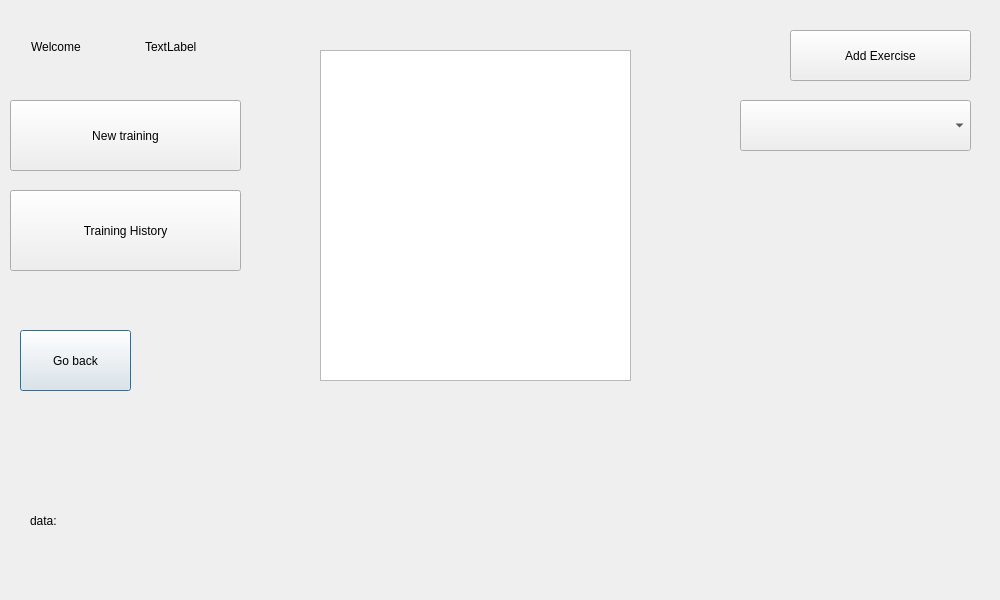
First picture: the form in src/guisecond.ui, repository jbento12/projectESRG, before the edit.
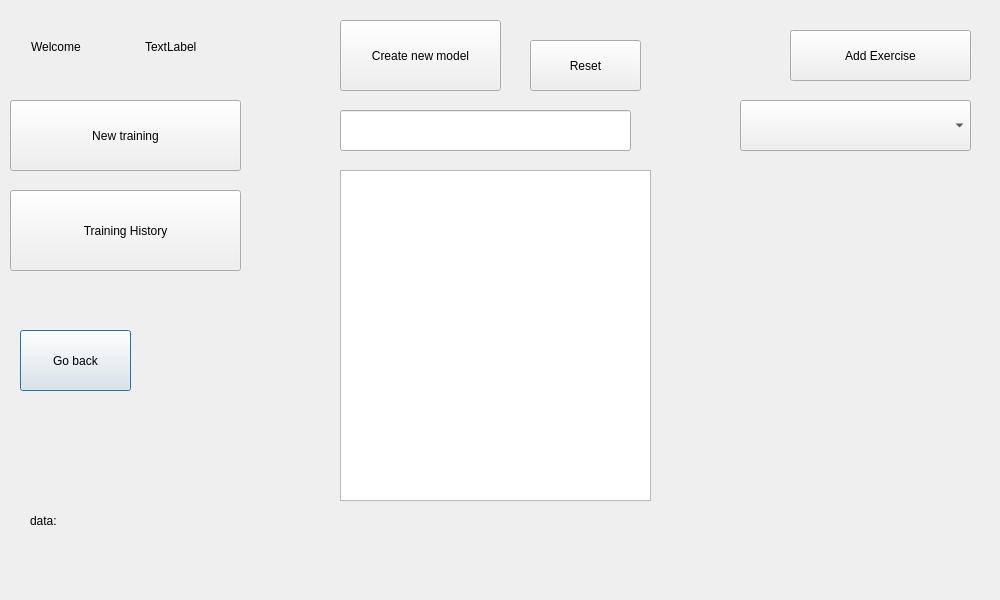
Second picture: the form after the edit.

Commit message: Create new model

```diff
--- a/src/guisecond.ui
+++ b/src/guisecond.ui
@@ -120,13 +120,49 @@
   <widget class="QListWidget" name="listWidget_UserList">
    <property name="geometry">
     <rect>
-     <x>320</x>
-     <y>50</y>
+     <x>340</x>
+     <y>170</y>
      <width>311</width>
      <height>331</height>
     </rect>
    </property>
   </widget>
+  <widget class="QLineEdit" name="lineEdit_NewTrainingName">
+   <property name="geometry">
+    <rect>
+     <x>340</x>
+     <y>110</y>
+     <width>291</width>
+     <height>41</height>
+    </rect>
+   </property>
+  </widget>
+  <widget class="QPushButton" name="push_CreatModel">
+   <property name="geometry">
+    <rect>
+     <x>340</x>
+     <y>20</y>
+     <width>161</width>
+     <height>71</height>
+    </rect>
+   </property>
+   <property name="text">
+    <string>Create new model</string>
+   </property>
+  </widget>
+  <widget class="QPushButton" name="push_ResetNewModel">
+   <property name="geometry">
+    <rect>
+     <x>530</x>
+     <y>40</y>
+     <width>111</width>
+     <height>51</height>
+    </rect>
+   </property>
+   <property name="text">
+    <string>Reset</string>
+   </property>
+  </widget>
  </widget>
  <resources/>
  <connections/>
```
The commit also changes 9 other files.
